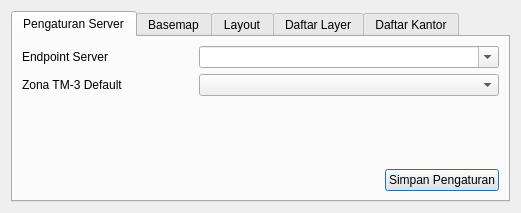
Qt form ui/pengaturan.ui (nyanyaon/GeoKKP-GIS) before a commit.
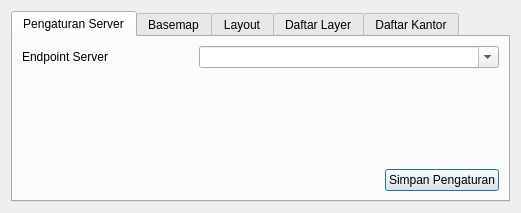
The same form after that commit.

Commit message: refactor lokasi panel

Diff of the .ui file:
```diff
--- a/ui/pengaturan.ui
+++ b/ui/pengaturan.ui
@@ -75,54 +75,7 @@
            </item>
           </layout>
          </item>
-         <item row="1" column="0">
-          <layout class="QHBoxLayout" name="horizontalLayout_3">
-           <item>
-            <widget class="QLabel" name="label_2">
-             <property name="text">
-              <string>Zona TM-3 Default</string>
-             </property>
-            </widget>
-           </item>
-           <item>
-            <spacer name="horizontalSpacer_2">
-             <property name="orientation">
-              <enum>Qt::Horizontal</enum>
-             </property>
-             <property name="sizeHint" stdset="0">
-              <size>
-               <width>40</width>
-               <height>20</height>
-              </size>
-             </property>
-            </spacer>
-           </item>
-           <item>
-            <widget class="QComboBox" name="comboBoxZonaTM3">
-             <property name="minimumSize">
-              <size>
-               <width>300</width>
-               <height>0</height>
-              </size>
-             </property>
-            </widget>
-           </item>
-          </layout>
-         </item>
          <item row="2" column="0">
-          <spacer name="verticalSpacer">
-           <property name="orientation">
-            <enum>Qt::Vertical</enum>
-           </property>
-           <property name="sizeHint" stdset="0">
-            <size>
-             <width>20</width>
-             <height>40</height>
-            </size>
-           </property>
-          </spacer>
-         </item>
-         <item row="3" column="0">
           <layout class="QHBoxLayout" name="horizontalLayout_4">
            <item>
             <spacer name="horizontalSpacer_3">
@@ -146,6 +99,19 @@
            </item>
           </layout>
          </item>
+         <item row="1" column="0">
+          <spacer name="verticalSpacer">
+           <property name="orientation">
+            <enum>Qt::Vertical</enum>
+           </property>
+           <property name="sizeHint" stdset="0">
+            <size>
+             <width>20</width>
+             <height>40</height>
+            </size>
+           </property>
+          </spacer>
+         </item>
         </layout>
        </widget>
        <widget class="QWidget" name="basemap">
```
The commit also changes 4 other files.
